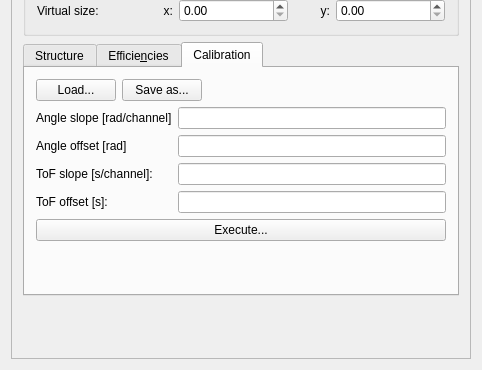
Qt form ui_files/ui_request_detector_settings.ui (JYU-IBA/potku) before a commit; both pictures show x 0 to 482 and y 266 to 636 of the 482 by 636 pixel window.
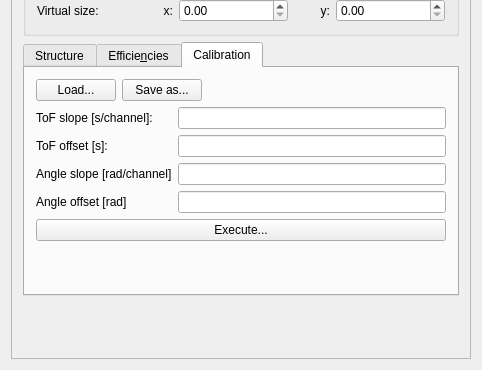
The same form after that commit. The open tabs and pages were chosen to show the change. Icons and pictures are not drawn.

Commit message: Changed the placement of the angle slope and offset in detector settings.

Diff of the .ui file:
```diff
--- a/ui_files/ui_request_detector_settings.ui
+++ b/ui_files/ui_request_detector_settings.ui
@@ -548,64 +548,6 @@
                </item>
                <item>
                 <layout class="QFormLayout" name="formLayout_2">
-                 <item row="0" column="0">
-                  <widget class="QLabel" name="label_5">
-                   <property name="text">
-                    <string>Angle slope [rad/channel]</string>
-                   </property>
-                  </widget>
-                 </item>
-                 <item row="0" column="1">
-                  <widget class="QLineEdit" name="angleSlopeLineEdit">
-                   <property name="sizePolicy">
-                    <sizepolicy hsizetype="Expanding" vsizetype="Fixed">
-                     <horstretch>0</horstretch>
-                     <verstretch>0</verstretch>
-                    </sizepolicy>
-                   </property>
-                   <property name="minimumSize">
-                    <size>
-                     <width>0</width>
-                     <height>0</height>
-                    </size>
-                   </property>
-                   <property name="maximumSize">
-                    <size>
-                     <width>16777215</width>
-                     <height>16777215</height>
-                    </size>
-                   </property>
-                  </widget>
-                 </item>
-                 <item row="1" column="0">
-                  <widget class="QLabel" name="label_6">
-                   <property name="text">
-                    <string>Angle offset [rad]</string>
-                   </property>
-                  </widget>
-                 </item>
-                 <item row="1" column="1">
-                  <widget class="QLineEdit" name="angleOffsetLineEdit">
-                   <property name="sizePolicy">
-                    <sizepolicy hsizetype="Expanding" vsizetype="Fixed">
-                     <horstretch>0</horstretch>
-                     <verstretch>0</verstretch>
-                    </sizepolicy>
-                   </property>
-                   <property name="minimumSize">
-                    <size>
-                     <width>0</width>
-                     <height>0</height>
-                    </size>
-                   </property>
-                   <property name="maximumSize">
-                    <size>
-                     <width>16777215</width>
-                     <height>16777215</height>
-                    </size>
-                   </property>
-                  </widget>
-                 </item>
                  <item row="2" column="0">
                   <widget class="QLabel" name="label_9">
                    <property name="text">
@@ -664,6 +606,64 @@
                    </property>
                   </widget>
                  </item>
+                 <item row="4" column="0">
+                  <widget class="QLabel" name="label_5">
+                   <property name="text">
+                    <string>Angle slope [rad/channel]</string>
+                   </property>
+                  </widget>
+                 </item>
+                 <item row="4" column="1">
+                  <widget class="QLineEdit" name="angleSlopeLineEdit">
+                   <property name="sizePolicy">
+                    <sizepolicy hsizetype="Expanding" vsizetype="Fixed">
+                     <horstretch>0</horstretch>
+                     <verstretch>0</verstretch>
+                    </sizepolicy>
+                   </property>
+                   <property name="minimumSize">
+                    <size>
+                     <width>0</width>
+                     <height>0</height>
+                    </size>
+                   </property>
+                   <property name="maximumSize">
+                    <size>
+                     <width>16777215</width>
+                     <height>16777215</height>
+                    </size>
+                   </property>
+                  </widget>
+                 </item>
+                 <item row="5" column="0">
+                  <widget class="QLabel" name="label_6">
+                   <property name="text">
+                    <string>Angle offset [rad]</string>
+                   </property>
+                  </widget>
+                 </item>
+                 <item row="5" column="1">
+                  <widget class="QLineEdit" name="angleOffsetLineEdit">
+                   <property name="sizePolicy">
+                    <sizepolicy hsizetype="Expanding" vsizetype="Fixed">
+                     <horstretch>0</horstretch>
+                     <verstretch>0</verstretch>
+                    </sizepolicy>
+                   </property>
+                   <property name="minimumSize">
+                    <size>
+                     <width>0</width>
+                     <height>0</height>
+                    </size>
+                   </property>
+                   <property name="maximumSize">
+                    <size>
+                     <width>16777215</width>
+                     <height>16777215</height>
+                    </size>
+                   </property>
+                  </widget>
+                 </item>
                 </layout>
                </item>
                <item>
```
Left out of the diff: 2 changed lines with no effect on the pictures.
